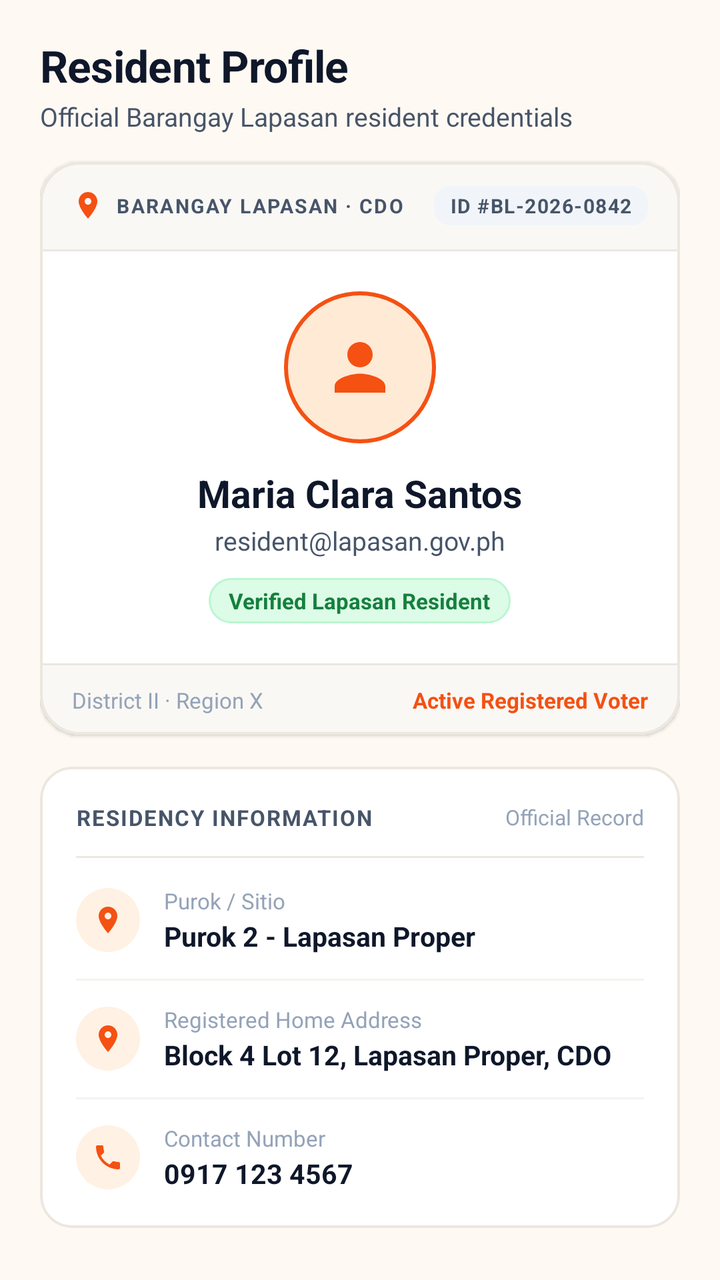
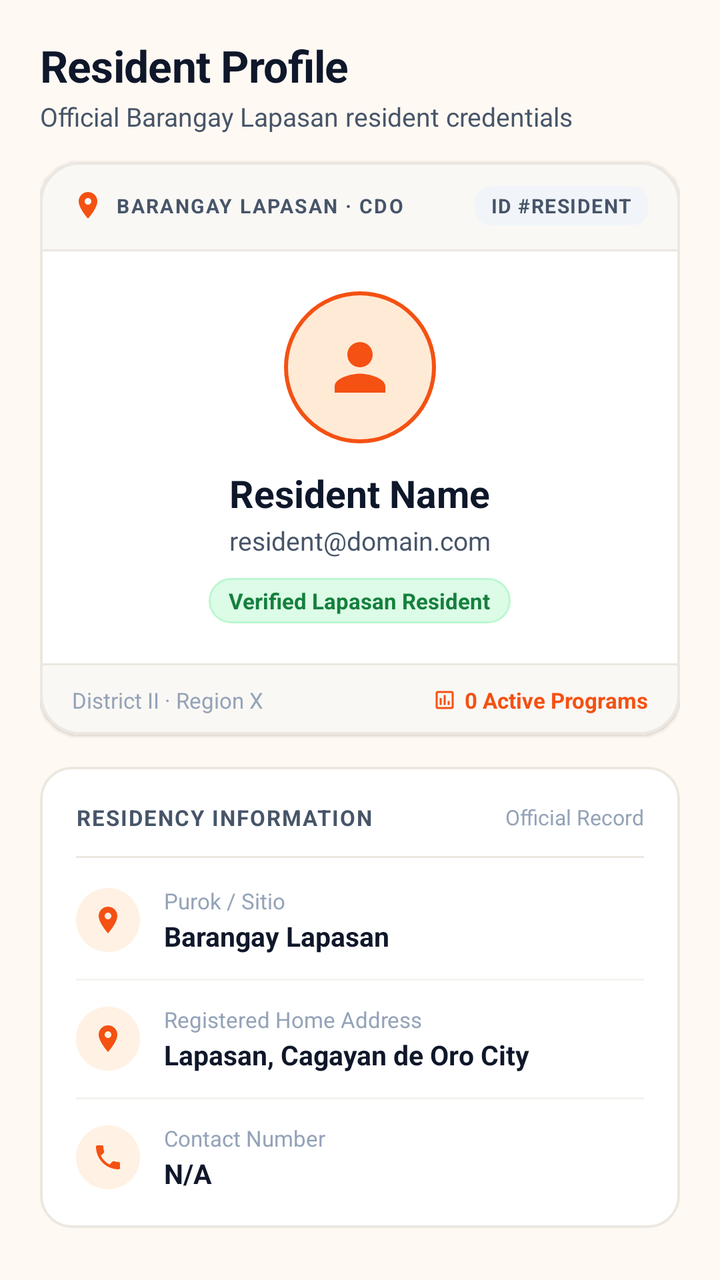

Screens rendered from an Android XML layout before and after an edit, with the pre-edit source and the edit as a unified diff.
<!-- AndroidManifest.xml: application theme Theme.Apila -->
<!-- res/layout/fragment_profile.xml -->
<?xml version="1.0" encoding="utf-8"?>
<androidx.core.widget.NestedScrollView xmlns:android="http://schemas.android.com/apk/res/android"
    xmlns:app="http://schemas.android.com/apk/res-auto"
    android:layout_width="match_parent"
    android:layout_height="match_parent"
    android:background="@color/warm_background">

    <LinearLayout
        android:layout_width="match_parent"
        android:layout_height="wrap_content"
        android:descendantFocusability="beforeDescendants"
        android:focusableInTouchMode="true"
        android:orientation="vertical"
        android:paddingStart="20dp"
        android:paddingTop="18dp"
        android:paddingEnd="20dp"
        android:paddingBottom="36dp">

        
        <LinearLayout
            android:layout_width="match_parent"
            android:layout_height="wrap_content"
            android:orientation="vertical"
            android:paddingBottom="14dp">

            <TextView
                android:layout_width="wrap_content"
                android:layout_height="wrap_content"
                android:letterSpacing="-0.01"
                android:text="Resident Profile"
                android:textColor="@color/text_primary"
                android:textSize="22sp"
                android:textStyle="bold" />

            <TextView
                android:layout_width="wrap_content"
                android:layout_height="wrap_content"
                android:layout_marginTop="2dp"
                android:text="Official Barangay Lapasan resident credentials"
                android:textColor="@color/text_secondary"
                android:textSize="13sp" />
        </LinearLayout>

        
        <com.google.android.material.card.MaterialCardView
            android:layout_width="match_parent"
            android:layout_height="wrap_content"
            app:cardBackgroundColor="@color/white"
            app:cardCornerRadius="20dp"
            app:cardElevation="1dp"
            app:strokeColor="#ECE7DF"
            app:strokeWidth="1.2dp">

            <LinearLayout
                android:layout_width="match_parent"
                android:layout_height="wrap_content"
                android:orientation="vertical">

                
                <LinearLayout
                    android:layout_width="match_parent"
                    android:layout_height="wrap_content"
                    android:background="#FAF8F5"
                    android:gravity="center_vertical"
                    android:orientation="horizontal"
                    android:paddingStart="16dp"
                    android:paddingTop="12dp"
                    android:paddingEnd="16dp"
                    android:paddingBottom="12dp">

                    <ImageView
                        android:layout_width="16dp"
                        android:layout_height="16dp"
                        android:src="@drawable/ic_location"
                        app:tint="@color/brand_orange" />

                    <TextView
                        android:layout_width="0dp"
                        android:layout_height="wrap_content"
                        android:layout_marginStart="6dp"
                        android:layout_weight="1"
                        android:letterSpacing="0.08"
                        android:text="BARANGAY LAPASAN · CDO"
                        android:textColor="@color/text_secondary"
                        android:textSize="10sp"
                        android:textStyle="bold" />

                    <TextView
                        android:layout_width="wrap_content"
                        android:layout_height="wrap_content"
                        android:background="@drawable/bg_profile_id_chip"
                        android:letterSpacing="0.05"
                        android:text="ID #BL-2026-0842"
                        android:textColor="@color/text_secondary"
                        android:textSize="10sp"
                        android:textStyle="bold" />
                </LinearLayout>

                <View
                    android:layout_width="match_parent"
                    android:layout_height="1dp"
                    android:background="#ECE7DF" />

                
                <LinearLayout
                    android:layout_width="match_parent"
                    android:layout_height="wrap_content"
                    android:gravity="center"
                    android:orientation="vertical"
                    android:paddingStart="20dp"
                    android:paddingTop="20dp"
                    android:paddingEnd="20dp"
                    android:paddingBottom="20dp">

                    
                    <LinearLayout
                        android:layout_width="76dp"
                        android:layout_height="76dp"
                        android:background="@drawable/bg_profile_avatar_circle"
                        android:gravity="center">

                        <ImageView
                            android:id="@+id/ivProfileAvatar"
                            android:layout_width="38dp"
                            android:layout_height="38dp"
                            android:contentDescription="Avatar"
                            android:src="@drawable/ic_user_outline"
                            app:tint="@color/brand_orange" />
                    </LinearLayout>

                    <TextView
                        android:id="@+id/tvProfileName"
                        android:layout_width="wrap_content"
                        android:layout_height="wrap_content"
                        android:layout_marginTop="12dp"
                        android:text="Maria Clara Santos"
                        android:textColor="@color/text_primary"
                        android:textSize="19sp"
                        android:textStyle="bold" />

                    <TextView
                        android:id="@+id/tvProfileEmail"
                        android:layout_width="wrap_content"
                        android:layout_height="wrap_content"
                        android:layout_marginTop="2dp"
                        android:text="resident@lapasan.gov.ph"
                        android:textColor="@color/text_secondary"
                        android:textSize="13sp" />

                    <TextView
                        android:id="@+id/tvProfileRoleBadge"
                        android:layout_width="wrap_content"
                        android:layout_height="wrap_content"
                        android:layout_marginTop="10dp"
                        android:background="@drawable/bg_badge_attendance_present"
                        android:text="Verified Lapasan Resident"
                        android:textColor="#15803D"
                        android:textSize="11sp"
                        android:textStyle="bold" />
                </LinearLayout>

                <View
                    android:layout_width="match_parent"
                    android:layout_height="1dp"
                    android:background="#ECE7DF" />

                
                <LinearLayout
                    android:layout_width="match_parent"
                    android:layout_height="wrap_content"
                    android:background="#FAF8F5"
                    android:gravity="center_vertical"
                    android:orientation="horizontal"
                    android:paddingStart="16dp"
                    android:paddingTop="10dp"
                    android:paddingEnd="16dp"
                    android:paddingBottom="10dp">

                    <TextView
                        android:layout_width="0dp"
                        android:layout_height="wrap_content"
                        android:layout_weight="1"
                        android:text="District II · Region X"
                        android:textColor="@color/text_tertiary"
                        android:textSize="11sp" />

                    <TextView
                        android:layout_width="wrap_content"
                        android:layout_height="wrap_content"
                        android:text="Active Registered Voter"
                        android:textColor="@color/brand_orange"
                        android:textSize="11sp"
                        android:textStyle="bold" />
                </LinearLayout>

            </LinearLayout>
        </com.google.android.material.card.MaterialCardView>

        
        <com.google.android.material.card.MaterialCardView
            android:layout_width="match_parent"
            android:layout_height="wrap_content"
            android:layout_marginTop="16dp"
            app:cardBackgroundColor="@color/white"
            app:cardCornerRadius="16dp"
            app:cardElevation="0dp"
            app:strokeColor="#ECE7DF"
            app:strokeWidth="1.2dp">

            <LinearLayout
                android:layout_width="match_parent"
                android:layout_height="wrap_content"
                android:orientation="vertical"
                android:padding="18dp">

                
                <LinearLayout
                    android:layout_width="match_parent"
                    android:layout_height="wrap_content"
                    android:gravity="center_vertical"
                    android:orientation="horizontal">

                    <TextView
                        android:layout_width="0dp"
                        android:layout_height="wrap_content"
                        android:layout_weight="1"
                        android:letterSpacing="0.06"
                        android:text="RESIDENCY INFORMATION"
                        android:textColor="@color/text_secondary"
                        android:textSize="11sp"
                        android:textStyle="bold" />

                    <TextView
                        android:layout_width="wrap_content"
                        android:layout_height="wrap_content"
                        android:text="Official Record"
                        android:textColor="@color/text_tertiary"
                        android:textSize="10.5sp" />
                </LinearLayout>

                <View
                    android:layout_width="match_parent"
                    android:layout_height="1dp"
                    android:layout_marginTop="12dp"
                    android:layout_marginBottom="14dp"
                    android:background="#ECE7DF" />

                
                <LinearLayout
                    android:layout_width="match_parent"
                    android:layout_height="wrap_content"
                    android:gravity="center_vertical"
                    android:orientation="horizontal">

                    <LinearLayout
                        android:layout_width="32dp"
                        android:layout_height="32dp"
                        android:background="@drawable/bg_info_icon_circle"
                        android:gravity="center">

                        <ImageView
                            android:layout_width="16dp"
                            android:layout_height="16dp"
                            android:src="@drawable/ic_location_outline"
                            app:tint="@color/brand_orange" />
                    </LinearLayout>

                    <LinearLayout
                        android:layout_width="match_parent"
                        android:layout_height="wrap_content"
                        android:layout_marginStart="12dp"
                        android:orientation="vertical">

                        <TextView
                            android:layout_width="wrap_content"
                            android:layout_height="wrap_content"
                            android:text="Purok / Sitio"
                            android:textColor="@color/text_tertiary"
                            android:textSize="11sp" />

                        <TextView
                            android:id="@+id/tvProfilePurok"
                            android:layout_width="wrap_content"
                            android:layout_height="wrap_content"
                            android:layout_marginTop="1dp"
                            android:text="Purok 2 - Lapasan Proper"
                            android:textColor="@color/text_primary"
                            android:textSize="13.5sp"
                            android:textStyle="bold" />
                    </LinearLayout>
                </LinearLayout>

                <View
                    android:layout_width="match_parent"
                    android:layout_height="1dp"
                    android:layout_marginTop="12dp"
                    android:layout_marginBottom="12dp"
                    android:background="#F5F3EF" />

                
                <LinearLayout
                    android:layout_width="match_parent"
                    android:layout_height="wrap_content"
                    android:gravity="center_vertical"
                    android:orientation="horizontal">

                    <LinearLayout
                        android:layout_width="32dp"
                        android:layout_height="32dp"
                        android:background="@drawable/bg_info_icon_circle"
                        android:gravity="center">

                        <ImageView
                            android:layout_width="16dp"
                            android:layout_height="16dp"
                            android:src="@drawable/ic_location"
                            app:tint="@color/brand_orange" />
                    </LinearLayout>

                    <LinearLayout
                        android:layout_width="match_parent"
                        android:layout_height="wrap_content"
                        android:layout_marginStart="12dp"
                        android:orientation="vertical">

                        <TextView
                            android:layout_width="wrap_content"
                            android:layout_height="wrap_content"
                            android:text="Registered Home Address"
                            android:textColor="@color/text_tertiary"
                            android:textSize="11sp" />

                        <TextView
                            android:id="@+id/tvProfileAddress"
                            android:layout_width="wrap_content"
                            android:layout_height="wrap_content"
                            android:layout_marginTop="1dp"
                            android:text="Block 4 Lot 12, Lapasan Proper, CDO"
                            android:textColor="@color/text_primary"
                            android:textSize="13.5sp"
                            android:textStyle="bold" />
                    </LinearLayout>
                </LinearLayout>

                <View
                    android:layout_width="match_parent"
                    android:layout_height="1dp"
                    android:layout_marginTop="12dp"
                    android:layout_marginBottom="12dp"
                    android:background="#F5F3EF" />

                
                <LinearLayout
                    android:layout_width="match_parent"
                    android:layout_height="wrap_content"
                    android:gravity="center_vertical"
                    android:orientation="horizontal">

                    <LinearLayout
                        android:layout_width="32dp"
                        android:layout_height="32dp"
                        android:background="@drawable/bg_info_icon_circle"
                        android:gravity="center">

                        <ImageView
                            android:layout_width="16dp"
                            android:layout_height="16dp"
                            android:src="@drawable/ic_phone_outline"
                            app:tint="@color/brand_orange" />
                    </LinearLayout>

                    <LinearLayout
                        android:layout_width="match_parent"
                        android:layout_height="wrap_content"
                        android:layout_marginStart="12dp"
                        android:orientation="vertical">

                        <TextView
                            android:layout_width="wrap_content"
                            android:layout_height="wrap_content"
                            android:text="Contact Number"
                            android:textColor="@color/text_tertiary"
                            android:textSize="11sp" />

                        <TextView
                            android:id="@+id/tvProfilePhone"
                            android:layout_width="wrap_content"
                            android:layout_height="wrap_content"
                            android:layout_marginTop="1dp"
                            android:text="0917 123 4567"
                            android:textColor="@color/text_primary"
                            android:textSize="13.5sp"
                            android:textStyle="bold" />
                    </LinearLayout>
                </LinearLayout>

            </LinearLayout>
        </com.google.android.material.card.MaterialCardView>

        
        <com.google.android.material.button.MaterialButton
            android:id="@+id/btnLogout"
            style="@style/Widget.MaterialComponents.Button.OutlinedButton"
            android:layout_width="match_parent"
            android:layout_height="48dp"
            android:layout_marginTop="20dp"
            android:text="Sign Out"
            android:textColor="#DC2626"
            android:textSize="13.5sp"
            android:textStyle="bold"
            app:cornerRadius="12dp"
            app:strokeColor="#FECACA"
            app:strokeWidth="1.2dp" />

    </LinearLayout>
</androidx.core.widget.NestedScrollView>
<!-- resources referenced by this layout -->
<resources>
  <color name="brand_orange">#F45113</color>
  <color name="text_primary">#0F172A</color>
  <color name="text_secondary">#475569</color>
  <color name="text_tertiary">#94A3B8</color>
  <color name="warm_background">#FFF9F3</color>
  <color name="white">#FFFFFF</color>
  <!-- drawable bg_badge_attendance_present (drawable) -->
  <?xml version="1.0" encoding="utf-8"?>
  <shape xmlns:android="http://schemas.android.com/apk/res/android"
      android:shape="rectangle">
      <solid android:color="#DCFCE7" />
      <corners android:radius="20dp" />
      <stroke
          android:width="1dp"
          android:color="#BBF7D0" />
      <padding
          android:left="10dp"
          android:top="4dp"
          android:right="10dp"
          android:bottom="4dp" />
  </shape>
  <!-- drawable bg_info_icon_circle (drawable) -->
  <?xml version="1.0" encoding="utf-8"?>
  <shape xmlns:android="http://schemas.android.com/apk/res/android"
      android:shape="oval">
      <solid android:color="#FFF1E3" />
  </shape>
  <!-- drawable bg_profile_avatar_circle (drawable) -->
  <?xml version="1.0" encoding="utf-8"?>
  <shape xmlns:android="http://schemas.android.com/apk/res/android"
      android:shape="oval">
      <solid android:color="#FFEAD6" />
      <stroke
          android:width="2dp"
          android:color="#F45113" />
  </shape>
  <!-- drawable bg_profile_id_chip (drawable) -->
  <?xml version="1.0" encoding="utf-8"?>
  <shape xmlns:android="http://schemas.android.com/apk/res/android"
      android:shape="rectangle">
      <solid android:color="#F1F5F9" />
      <corners android:radius="8dp" />
      <padding
          android:left="8dp"
          android:top="3dp"
          android:right="8dp"
          android:bottom="3dp" />
  </shape>
  <!-- drawable ic_location (drawable) -->
  <vector xmlns:android="http://schemas.android.com/apk/res/android"
      android:width="24dp"
      android:height="24dp"
      android:viewportWidth="24"
      android:viewportHeight="24">
      <path
          android:fillColor="#FFFFFFFF"
          android:pathData="M12,2C8.13,2 5,5.13 5,9c0,5.25 7,13 7,13s7,-7.75 7,-13c0,-3.87 -3.13,-7 -7,-7zm0,9.5c-1.38,0 -2.5,-1.12 -2.5,-2.5s1.12,-2.5 2.5,-2.5 2.5,1.12 2.5,2.5 -1.12,2.5 -2.5,2.5z" />
  </vector>
  <!-- drawable ic_location_outline (drawable) -->
  <vector xmlns:android="http://schemas.android.com/apk/res/android"
      android:width="24dp"
      android:height="24dp"
      android:viewportWidth="24"
      android:viewportHeight="24">
      <path
          android:fillColor="#64748B"
          android:pathData="M12,2C8.13,2 5,5.13 5,9c0,5.25 7,13 7,13s7,-7.75 7,-13c0,-3.87 -3.13,-7 -7,-7zm0,9.5c-1.38,0 -2.5,-1.12 -2.5,-2.5s1.12,-2.5 2.5,-2.5 2.5,1.12 2.5,2.5 -1.12,2.5 -2.5,2.5z" />
  </vector>
  <!-- drawable ic_user_outline (drawable) -->
  <vector xmlns:android="http://schemas.android.com/apk/res/android"
      android:width="24dp"
      android:height="24dp"
      android:viewportWidth="24"
      android:viewportHeight="24">
      <path
          android:fillColor="#64748B"
          android:pathData="M12,12c2.21,0 4,-1.79 4,-4s-1.79,-4 -4,-4 -4,1.79 -4,4 1.79,4 4,4zm0,2c-2.67,0 -8,1.34 -8,4v2h16v-2c0,-2.66 -5.33,-4 -8,-4z" />
  </vector>
  <!-- unchanged entries left out for length: 2 -->
</resources>

<!-- the commit's change to res/layout/fragment_profile.xml (unified diff, before → after) -->
@@ -86,11 +86,12 @@
                         android:textStyle="bold" />
 
                     <TextView
+                        android:id="@+id/tvProfileResidentId"
                         android:layout_width="wrap_content"
                         android:layout_height="wrap_content"
                         android:background="@drawable/bg_profile_id_chip"
                         android:letterSpacing="0.05"
-                        android:text="ID #BL-2026-0842"
+                        android:text="ID #RESIDENT"
                         android:textColor="@color/text_secondary"
                         android:textSize="10sp"
                         android:textStyle="bold" />
@@ -133,7 +134,7 @@
                         android:layout_width="wrap_content"
                         android:layout_height="wrap_content"
                         android:layout_marginTop="12dp"
-                        android:text="Maria Clara Santos"
+                        android:text="Resident Name"
                         android:textColor="@color/text_primary"
                         android:textSize="19sp"
                         android:textStyle="bold" />
@@ -143,7 +144,7 @@
                         android:layout_width="wrap_content"
                         android:layout_height="wrap_content"
                         android:layout_marginTop="2dp"
-                        android:text="resident@lapasan.gov.ph"
+                        android:text="resident@domain.com"
                         android:textColor="@color/text_secondary"
                         android:textSize="13sp" />
 
@@ -184,13 +185,29 @@
                         android:textColor="@color/text_tertiary"
                         android:textSize="11sp" />
 
-                    <TextView
-                        android:layout_width="wrap_content"
-                        android:layout_height="wrap_content"
-                        android:text="Active Registered Voter"
-                        android:textColor="@color/brand_orange"
-                        android:textSize="11sp"
-                        android:textStyle="bold" />
+                    <LinearLayout
+                        android:id="@+id/layoutRegisteredPrograms"
+                        android:layout_width="wrap_content"
+                        android:layout_height="wrap_content"
+                        android:gravity="center_vertical"
+                        android:orientation="horizontal">
+
+                        <ImageView
+                            android:layout_width="12dp"
+                            android:layout_height="12dp"
+                            android:src="@drawable/ic_programs"
+                            app:tint="@color/brand_orange" />
+
+                        <TextView
+                            android:id="@+id/tvRegisteredProgramCount"
+                            android:layout_width="wrap_content"
+                            android:layout_height="wrap_content"
+                            android:layout_marginStart="4dp"
+                            android:text="0 Active Programs"
+                            android:textColor="@color/brand_orange"
+                            android:textSize="11sp"
+                            android:textStyle="bold" />
+                    </LinearLayout>
                 </LinearLayout>
 
             </LinearLayout>
@@ -283,7 +300,7 @@
                             android:layout_width="wrap_content"
                             android:layout_height="wrap_content"
                             android:layout_marginTop="1dp"
-                            android:text="Purok 2 - Lapasan Proper"
+                            android:text="Barangay Lapasan"
                             android:textColor="@color/text_primary"
                             android:textSize="13.5sp"
                             android:textStyle="bold" />
@@ -335,7 +352,7 @@
                             android:layout_width="wrap_content"
                             android:layout_height="wrap_content"
                             android:layout_marginTop="1dp"
-                            android:text="Block 4 Lot 12, Lapasan Proper, CDO"
+                            android:text="Lapasan, Cagayan de Oro City"
                             android:textColor="@color/text_primary"
                             android:textSize="13.5sp"
                             android:textStyle="bold" />
@@ -387,7 +404,7 @@
                             android:layout_width="wrap_content"
                             android:layout_height="wrap_content"
                             android:layout_marginTop="1dp"
-                            android:text="0917 123 4567"
+                            android:text="N/A"
                             android:textColor="@color/text_primary"
                             android:textSize="13.5sp"
                             android:textStyle="bold" />
<!-- resource entries referenced after the edit -->
@@ -68,6 +68,16 @@
           android:fillColor="#64748B"
           android:pathData="M12,2C8.13,2 5,5.13 5,9c0,5.25 7,13 7,13s7,-7.75 7,-13c0,-3.87 -3.13,-7 -7,-7zm0,9.5c-1.38,0 -2.5,-1.12 -2.5,-2.5s1.12,-2.5 2.5,-2.5 2.5,1.12 2.5,2.5 -1.12,2.5 -2.5,2.5z" />
   </vector>
+  <!-- drawable ic_programs (drawable) -->
+  <vector xmlns:android="http://schemas.android.com/apk/res/android"
+      android:width="24dp"
+      android:height="24dp"
+      android:viewportWidth="24"
+      android:viewportHeight="24">
+      <path
+          android:fillColor="#FFFFFFFF"
+          android:pathData="M19,3H5c-1.1,0 -2,0.9 -2,2v14c0,1.1 0.9,2 2,2h14c1.1,0 2,-0.9 2,-2V5c0,-1.1 -0.9,-2 -2,-2zM19,19H5V5h14v14zM7,10h2v7H7zm4,-3h2v10h-2zm4,6h2v4h-2z" />
+  </vector>
   <!-- drawable ic_user_outline (drawable) -->
   <vector xmlns:android="http://schemas.android.com/apk/res/android"
       android:width="24dp"
